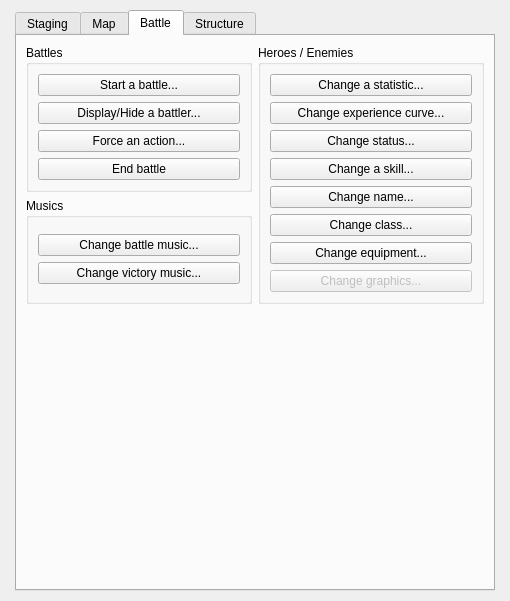
First picture: the form in Editor/Dialogs/dialogcommands.ui, repository RPG-Paper-Maker/RPG-Paper-Maker, before the edit.
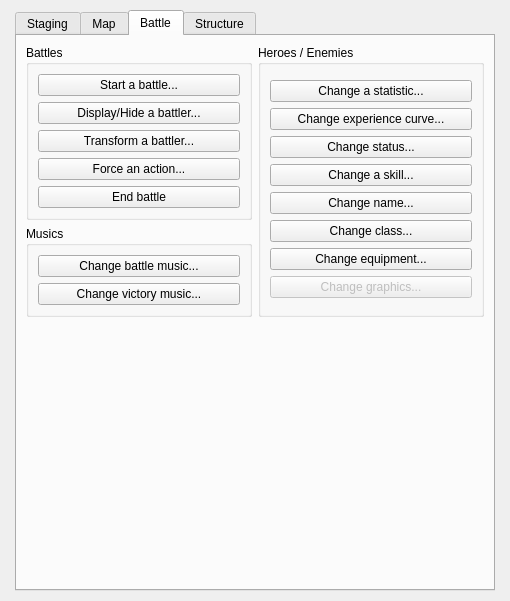
Second picture: the form after the edit. The open tabs and pages were chosen to show the change.

Commit message: Command transform an enemy

Diff of the .ui file:
```diff
--- a/Editor/Dialogs/dialogcommands.ui
+++ b/Editor/Dialogs/dialogcommands.ui
@@ -689,6 +689,13 @@
                 </property>
                </widget>
               </item>
+              <item>
+               <widget class="QPushButton" name="pushButtonTransformABattler">
+                <property name="text">
+                 <string>Transform a battler...</string>
+                </property>
+               </widget>
+              </item>
               <item>
                <widget class="QPushButton" name="pushButtonForceAction">
                 <property name="enabled">
```
The commit also changes 15 other files.
